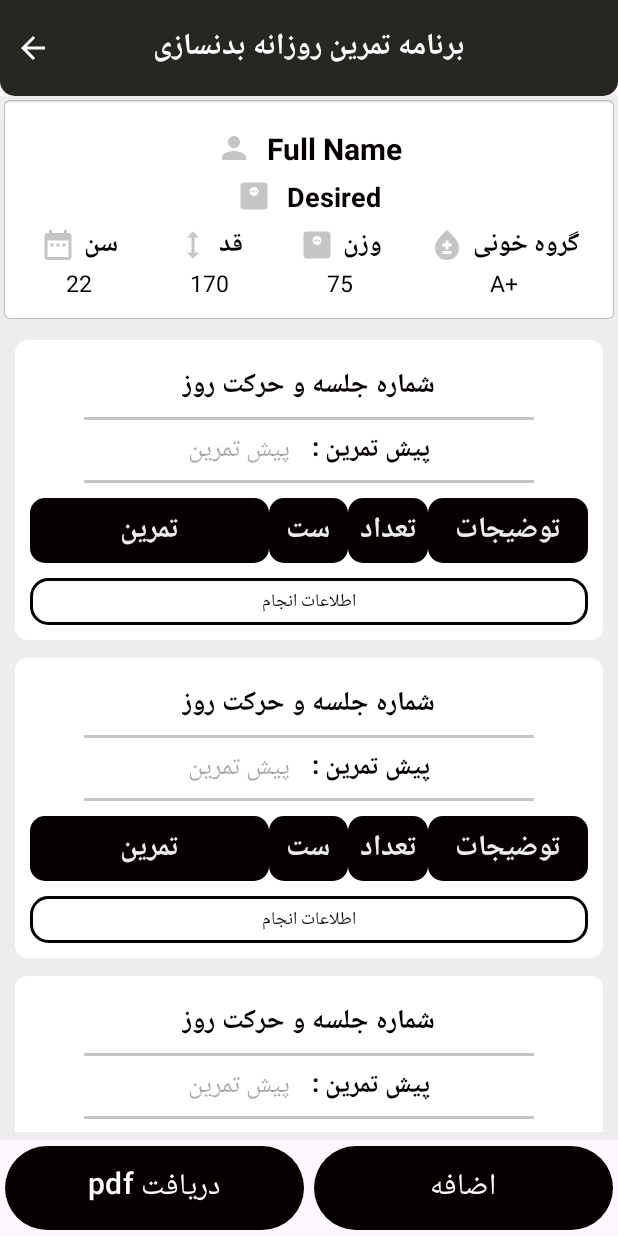
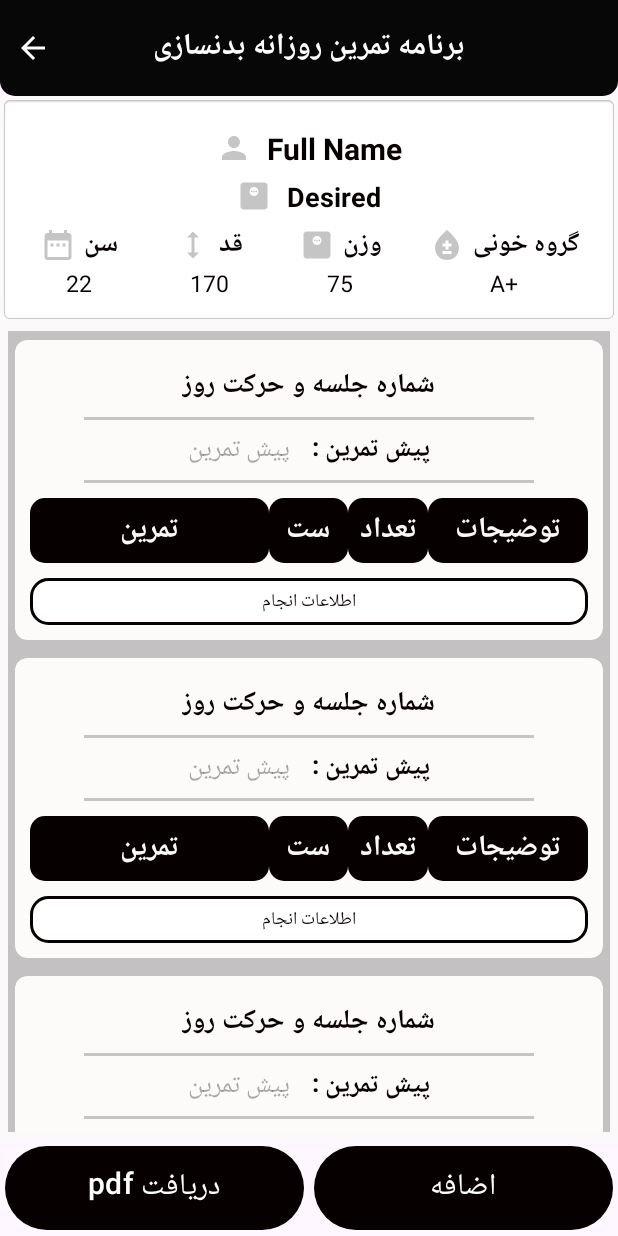
Before and after one commit to reyhaneh8328/BodybuildingProgram, an Android app: the layout activity_plan.xml on its own in the app's theme, with its tools: preview values and no code run, on a phone screen of 412 x 824 dp. Run offline under Robolectric (Android 15) with nearby library versions, the phone set to English and light mode, and no system bars.

Commit message:
change color ui

```diff
--- a/app/src/main/res/drawable/shape_toolbar01.xml
+++ b/app/src/main/res/drawable/shape_toolbar01.xml
@@ -1,7 +1,7 @@
 <?xml version="1.0" encoding="utf-8"?>
 <shape xmlns:android="http://schemas.android.com/apk/res/android"
     android:shape="rectangle">
-    <solid android:color="#262623"/>
+    <solid android:color="#0B0B0B"/>
     <corners android:bottomLeftRadius="40dp"
         android:bottomRightRadius="40dp"/>
 </shape>
--- a/app/src/main/res/drawable/shape_toolbar02.xml
+++ b/app/src/main/res/drawable/shape_toolbar02.xml
@@ -1,7 +1,7 @@
 <?xml version="1.0" encoding="utf-8"?>
 <shape xmlns:android="http://schemas.android.com/apk/res/android"
     android:shape="rectangle">
-    <solid android:color="#262623"/>
+    <solid android:color="#070707"/>
     <corners android:bottomLeftRadius="10dp"
         android:bottomRightRadius="10dp"/>
 
--- a/app/src/main/res/layout/activity_plan.xml
+++ b/app/src/main/res/layout/activity_plan.xml
@@ -190,6 +190,7 @@
                 </LinearLayout>
             </LinearLayout>
         </RelativeLayout>
+
         <androidx.recyclerview.widget.RecyclerView
             android:id="@+id/planRv"
             android:layout_width="match_parent"
@@ -199,6 +200,7 @@
             android:layout_marginTop="5dp"
             android:layout_marginEnd="5dp"
             android:layout_marginBottom="5dp"
+            android:background="#C3C1C1"
             app:layoutManager="androidx.recyclerview.widget.LinearLayoutManager"
             tools:listitem="@layout/row_tableplan" />
     </RelativeLayout>
--- a/app/src/main/res/layout/row_tableplan.xml
+++ b/app/src/main/res/layout/row_tableplan.xml
@@ -1,69 +1,78 @@
 <?xml version="1.0" encoding="utf-8"?>
 <androidx.cardview.widget.CardView xmlns:android="http://schemas.android.com/apk/res/android"
+    xmlns:app="http://schemas.android.com/apk/res-auto"
     android:layout_width="match_parent"
     android:layout_height="wrap_content"
-    xmlns:app="http://schemas.android.com/apk/res-auto"
-    app:contentPadding="10dp"
-    app:cardUseCompatPadding="true"
+    app:cardBackgroundColor="@color/Gainsboro"
     app:cardCornerRadius="8dp"
     app:cardElevation="0dp"
-    app:cardBackgroundColor="@color/white">
+    app:cardUseCompatPadding="true"
+    app:contentPadding="10dp">
+
     <LinearLayout
         android:layout_width="match_parent"
         android:layout_height="wrap_content"
         android:layout_gravity="center_vertical"
         android:orientation="vertical">
+
         <TextView
             android:id="@+id/typePlanTv"
             android:layout_width="wrap_content"
             android:layout_height="wrap_content"
+            android:layout_gravity="center"
+            android:padding="5dp"
             android:text="شماره جلسه و حرکت روز"
             android:textColor="@color/black"
-            android:textStyle="bold"
-            android:padding="5dp"
             android:textSize="18sp"
-            android:layout_gravity="center"/>
+            android:textStyle="bold" />
+
         <View
             android:layout_width="300dp"
             android:layout_height="2dp"
-            android:background="@color/white01"
-            android:layout_gravity="center"/>
+            android:layout_gravity="center"
+            android:background="@color/white01" />
+
         <LinearLayout
             android:layout_width="match_parent"
             android:layout_height="wrap_content"
-            android:orientation="horizontal"
-            android:gravity="center">
+            android:gravity="center"
+            android:orientation="horizontal">
+
             <TextView
                 android:id="@+id/prePlanTv"
                 android:layout_width="wrap_content"
                 android:layout_height="wrap_content"
                 android:hint="پیش تمرین"
-                android:textSize="17sp"
                 android:padding="5dp"
-                android:textColor="@color/black"/>
+                android:textColor="@color/black"
+                android:textSize="17sp" />
+
             <TextView
                 android:layout_width="wrap_content"
                 android:layout_height="wrap_content"
+                android:padding="5dp"
                 android:text="پیش تمرین : "
+                android:textColor="@color/black"
                 android:textSize="17sp"
-                android:padding="5dp"
-                android:textStyle="bold"
-                android:textColor="@color/black"/>
+                android:textStyle="bold" />
         </LinearLayout>
+
         <View
             android:layout_width="300dp"
             android:layout_height="2dp"
-            android:background="@color/white01"
-            android:layout_gravity="center"/>
+            android:layout_gravity="center"
+            android:background="@color/white01" />
+
         <TableLayout
             android:id="@+id/tableTl"
             android:layout_width="match_parent"
             android:layout_height="wrap_content"
             android:layout_marginTop="10dp"
+            android:divider="?android:attr/dividerHorizontal"
             android:orientation="vertical"
-            android:divider="?android:attr/dividerHorizontal"
             android:showDividers="middle">
-            <TableRow >
+
+            <TableRow>
 
                 <TextView
                     android:layout_width="0dp"
@@ -119,13 +128,13 @@
             android:id="@+id/infoPlanTv"
             android:layout_width="match_parent"
             android:layout_height="wrap_content"
+            android:layout_marginTop="10dp"
             android:background="@drawable/shape_textview01"
+            android:padding="5dp"
             android:text="اطلاعات انجام"
-            android:textSize="12sp"
+            android:textAlignment="center"
             android:textColor="@color/black"
-            android:textAlignment="center"
-            android:layout_marginTop="10dp"
-            android:padding="5dp"/>
+            android:textSize="12sp" />
     </LinearLayout>
 
 </androidx.cardview.widget.CardView>
--- a/app/src/main/res/values/colors.xml
+++ b/app/src/main/res/values/colors.xml
@@ -4,10 +4,10 @@
     <color name="LightGreen500">#8BC34A</color>
     <color name="Lime900">#827717</color>
     <color name="white01">#c5c5c5</color>
-    <color name="white02">#EDEDED</color>
-    <color name="Gray">#7a7a7a</color>
-    <color name="Gainsboro">#DCDCDC</color>
-    <color name="LightGray">#cdcdcd</color>
+    <color name="white02">#FBF9F9</color>
+    <color name="Gray">#D9D9D9</color>
+    <color name="Gainsboro">#FDFAFA</color>
+    <color name="LightGray">#B3B1B1</color>
     <color name="white03">#FFFFFF</color>
     <color name="purple">#77637C</color>
     <color name="plum1">#B38192</color>
```
Also changed, not shown: app/src/main/res/layout/activity_userdashboard.xml (+6 -5 lines).
